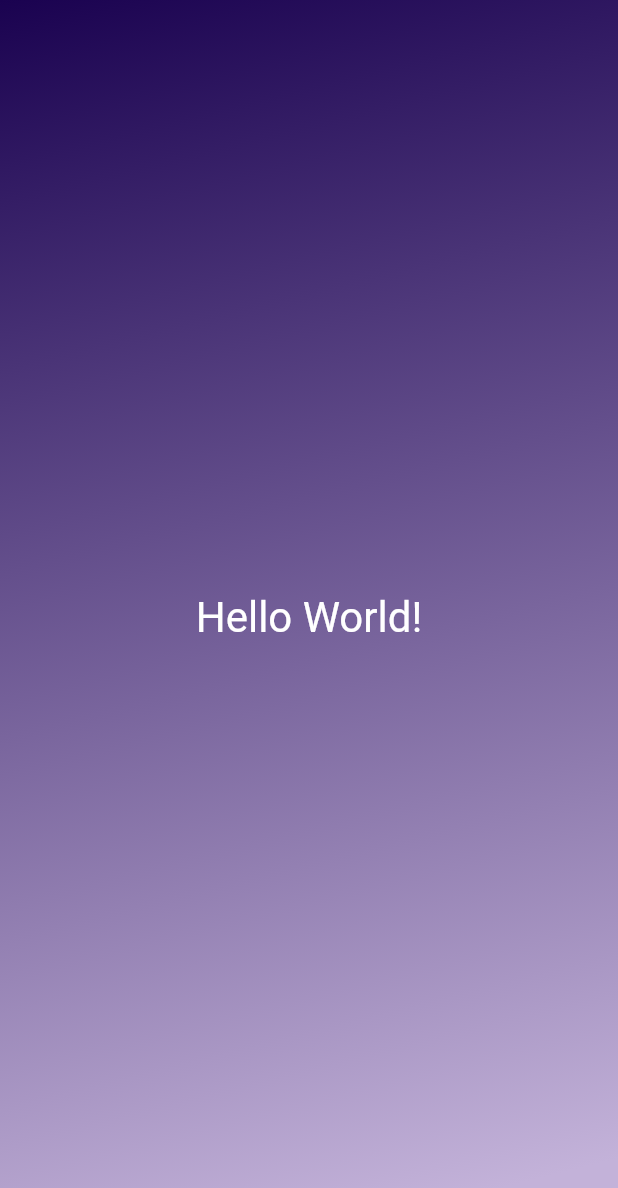
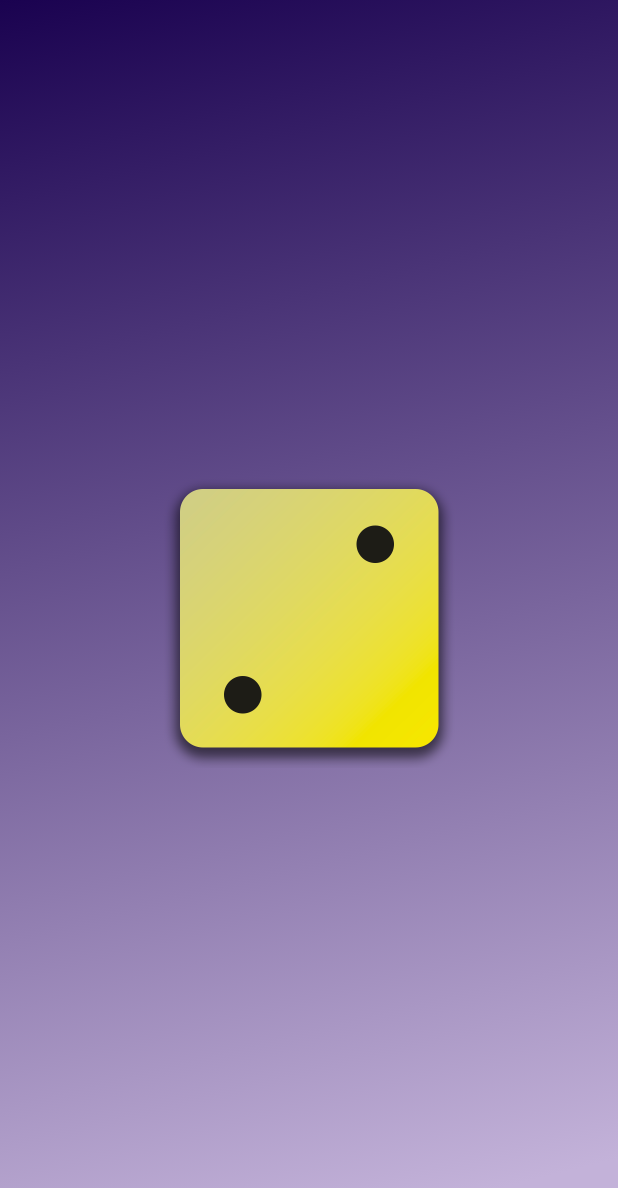
Before and after one commit to eunrain/flutter-prac, a Flutter app: the screen it shows after launch, on a phone screen of 412 x 824 dp. Shown: the top 1188 px of the screen. Run offline on Flutter 3.47's test engine with Material 2 defaults, Android fonts, the phone set to English and light mode, and no system bars.

```diff
--- a/lib/gradient_container.dart
+++ b/lib/gradient_container.dart
@@ -6,6 +6,10 @@ const endAlignment = Alignment.bottomCenter;
 
 class GradientContainer extends StatelessWidget {
   const GradientContainer(this.color1, this.color2, {super.key});
+
+  const GradientContainer.purple({super.key})
+      : color1 = Colors.deepPurple,
+        color2 = Colors.indigo;
 
   final Color color1;
   final Color color2;
@@ -20,8 +24,11 @@ class GradientContainer extends StatelessWidget {
           end: endAlignment,
         ),
       ),
-      child: const Center(
-        child: StyledText('Hello World!'),
+      child: Center(
+        child: Image.asset(
+          'assets/images/dice-2.png',
+          width: 200,
+        ),
       ),
     );
   }
```
Also changed, not shown: pubspec.yaml (+9 -7 lines), assets/images/dice-1.png (added), assets/images/dice-2.png (added), assets/images/dice-3.png (added), assets/images/dice-4.png (added), assets/images/dice-5.png (added), assets/images/dice-6.png (added).
